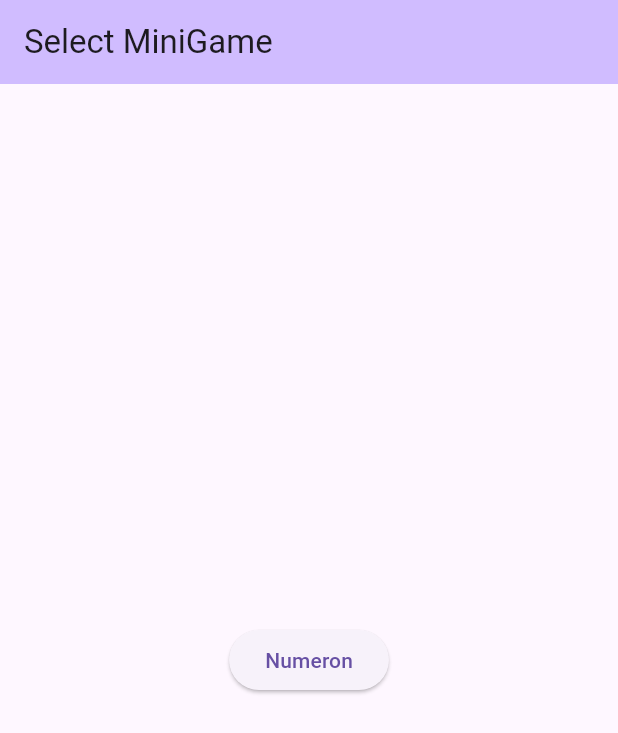
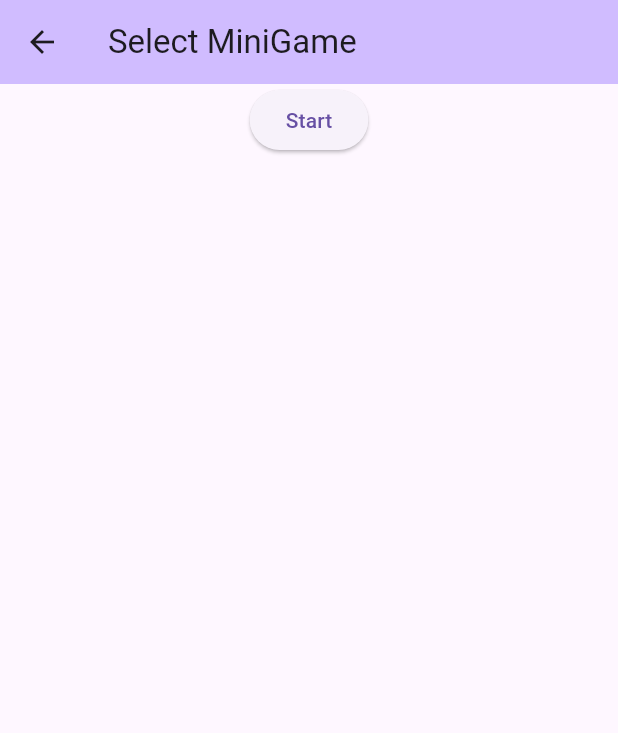
Before and after one commit to naoyamatsunaga/mini_games, a Flutter app: the screen it shows after launch, after a tap on "Numeron", on a phone screen of 412 x 824 dp. Shown: the top 733 px of the screen. Run offline on Flutter 3.47's test engine with Material 3 defaults, Android fonts, the light colour scheme and no system bars.

Commit message:
ヌメロンページを作成し、画面遷移を実装

```diff
--- /dev/null
+++ b/lib/view/numeron_page.dart
@@ -0,0 +1,24 @@
+import 'package:flutter/material.dart';
+
+class NumeronPage extends StatelessWidget {
+  const NumeronPage({super.key});
+
+  @override
+  Widget build(BuildContext context) {
+    return Scaffold(
+      appBar: AppBar(
+        backgroundColor: Theme.of(context).colorScheme.inversePrimary,
+        title: const Text('Select MiniGame'),
+      ),
+      body: Center(
+          child: Column(
+        children: [
+          ElevatedButton(
+            child: const Text('Start'),
+            onPressed: () {},
+          ),
+        ],
+      )),
+    );
+  }
+}
--- a/lib/view/select_page.dart
+++ b/lib/view/select_page.dart
@@ -1,4 +1,5 @@
 import 'package:flutter/material.dart';
+import 'package:mini_games/view/numeron_page.dart';
 
 class SelectPage extends StatelessWidget {
   const SelectPage({super.key});
@@ -16,7 +17,12 @@ class SelectPage extends StatelessWidget {
           children: <Widget>[
             ElevatedButton(
               child: const Text('Numeron'),
-              onPressed: () {},
+              onPressed: () {
+                Navigator.push(
+                    context,
+                    MaterialPageRoute(
+                        builder: (context) => const NumeronPage()));
+              },
             ),
           ],
         ),
```
